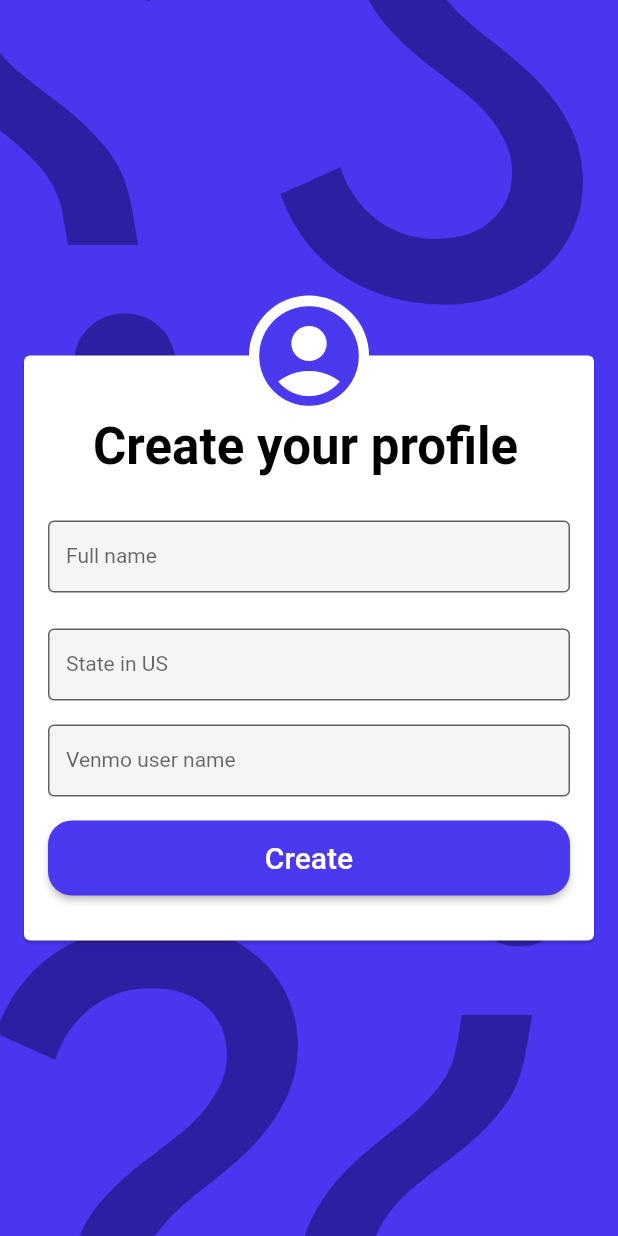
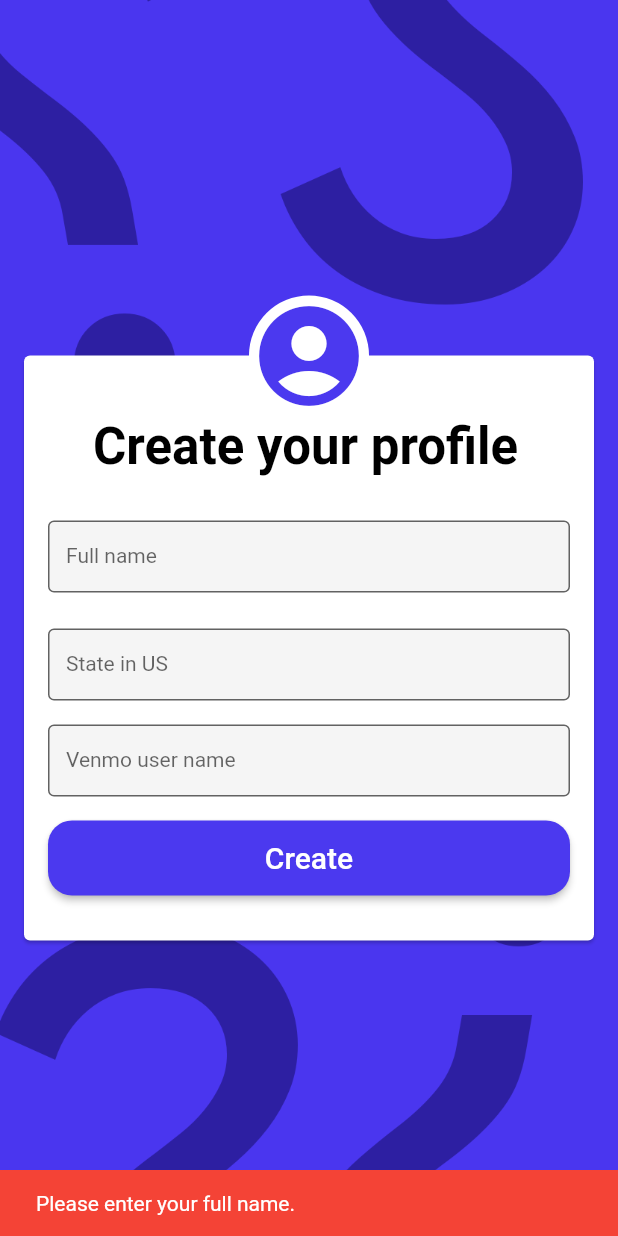
Before and after one commit to matthewgatto/crowd-flutter, a Flutter app: the CreateProfilePage screen opened by its route, after a tap on "Create", on a phone screen of 412 x 824 dp. Run offline on Flutter 3.47's test engine with Material 2 defaults, Android fonts, the phone set to English and light mode, and no system bars; drawn by our look-alikes of auto_size_text; our stand-ins replace cloud_firestore, dropdown_button2, easy_debounce, equatable, firebase_auth, firebase_core and 12 more; missing offline and left inert: json_path, mime_type; accounts and stored records are empty.

Commit message:
add create profile page and logic

```diff
--- a/lib/pages/create_profile_page/create_profile_page.dart
+++ b/lib/pages/create_profile_page/create_profile_page.dart
@@ -1,13 +1,60 @@
+import 'package:crowds/backend/backend.dart';
+import 'package:crowds/enum/snack_bar_type.dart';
+import 'package:crowds/services/snack_bar_service.dart';
 import 'package:crowds/widgets/base_scaffold.dart';
 import 'package:crowds/widgets/button_widget.dart';
 import 'package:crowds/widgets/text_form_field_widget.dart';
+import 'package:firebase_auth/firebase_auth.dart';
 import 'package:flutter/material.dart';
+import 'package:go_router/go_router.dart';
 
-class CreateProfilePage extends StatelessWidget {
+class CreateProfilePage extends StatefulWidget {
   const CreateProfilePage({super.key});
 
-  void _create(BuildContext context) {}
+  @override
+  State<CreateProfilePage> createState() => _CreateProfilePageState();
+}
 
+class _CreateProfilePageState extends State<CreateProfilePage> {
+  final _fullNameController = TextEditingController();
+  final _stateController = TextEditingController();
+  final _venmoController = TextEditingController();
+
+  Future<void> _create(BuildContext context) async {
+    String? errorMessage;
+    if (_fullNameController.text.isEmpty) {
+      errorMessage = "Please enter your full name.";
+    } else if (_stateController.text.isEmpty) {
+      errorMessage = "Please enter state.";
+    } else if (_venmoController.text.isEmpty) {
+      errorMessage = "Please enter your venmo user name.";
+    }
+
+    if (errorMessage != null) {
+      SnackBarService.show(
+        context: context,
+        title: errorMessage,
+        type: SnackBarType.error,
+      );
+      return;
+    }
+
+    try {
+      var user = FirebaseAuth.instance.currentUser;
+      FirebaseFirestore.instance
+          .collection('userInformation')
+          .doc(user?.uid)
+          .set({
+        "fullName": _fullNameController.text,
+        "stateInUS": _stateController.text,
+        "venmoUserName": _venmoController.text,
+      });
+
+      context.pushReplacementNamed('ProfileCreatedPage');
+    } catch (e) {
+      print(e);
+    }
+  }
 
   @override
   Widget build(BuildContext context) {
@@ -20,19 +67,19 @@
           TextFormFieldWidget(
             labelText: "Full name",
             hintText: "Full name",
-            controller: TextEditingController(),
+            controller: _fullNameController,
           ),
           SizedBox(height: 24),
           TextFormFieldWidget(
             labelText: "State in US",
             hintText: "State in US",
-            controller: TextEditingController(),
+            controller: _stateController,
           ),
           SizedBox(height: 16),
           TextFormFieldWidget(
             labelText: "Venmo user name",
             hintText: "Venmo user name",
-            controller: TextEditingController(),
+            controller: _venmoController,
           ),
           SizedBox(height: 16),
           SizedBox(
--- a/lib/pages/profile_created_page/profile_created_page.dart
+++ b/lib/pages/profile_created_page/profile_created_page.dart
@@ -1,11 +1,14 @@
 import 'package:crowds/widgets/base_scaffold.dart';
 import 'package:crowds/widgets/button_widget.dart';
 import 'package:flutter/material.dart';
+import 'package:go_router/go_router.dart';
 
 class ProfileCreatedPage extends StatelessWidget {
   const ProfileCreatedPage({super.key});
 
-  void _goToApp(BuildContext context) {}
+  void _goToApp(BuildContext context) {
+    context.pushReplacementNamed('StartPage');
+  }
 
   @override
   Widget build(BuildContext context) {
```
